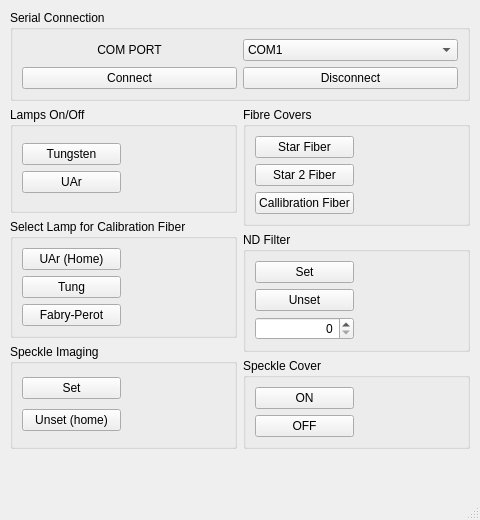
Qt form gui.ui (Dishendramishra/paras2_cassegrain) before a commit.
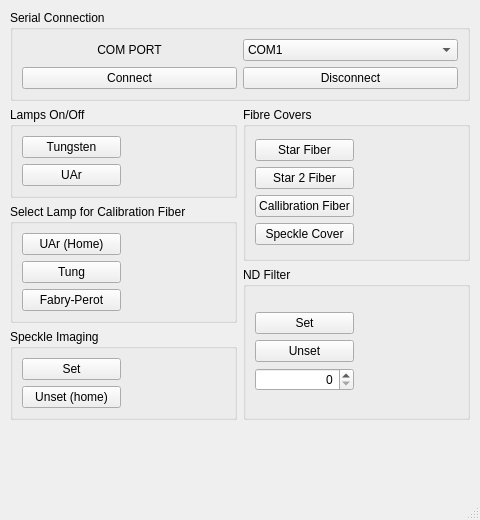
The same form after that commit. Icons and pictures are not drawn.

Commit message:
remotely implemented on 23-03-2022
Prasad and Dishendra

```diff
--- a/gui.ui
+++ b/gui.ui
@@ -413,8 +413,18 @@
              </property>
             </widget>
            </item>
-           <item row="1" column="1">
-            <widget class="QLabel" name="lbl_star2_cvr">
+           <item row="3" column="0">
+            <widget class="QPushButton" name="btn_speckle_cvr">
+             <property name="text">
+              <string>Speckle Cover</string>
+             </property>
+             <property name="checkable">
+              <bool>true</bool>
+             </property>
+            </widget>
+           </item>
+           <item row="3" column="1">
+            <widget class="QLabel" name="lbl_speckle_cvr">
              <property name="text">
               <string/>
              </property>
@@ -497,61 +507,6 @@
         </layout>
        </widget>
       </item>
-      <item>
-       <widget class="QGroupBox" name="grpbox_speckle_cvr">
-        <property name="title">
-         <string>Speckle Cover</string>
-        </property>
-        <layout class="QGridLayout" name="gridLayout_8">
-         <item row="0" column="0">
-          <widget class="QPushButton" name="btn_speckle_on">
-           <property name="text">
-            <string>ON</string>
-           </property>
-           <property name="checkable">
-            <bool>true</bool>
-           </property>
-          </widget>
-         </item>
-         <item row="0" column="1">
-          <widget class="QLabel" name="lbl_speckle_on">
-           <property name="text">
-            <string/>
-           </property>
-           <property name="pixmap">
-            <pixmap resource="resources.qrc">:/leds/images/leds/off.png</pixmap>
-           </property>
-           <property name="alignment">
-            <set>Qt::AlignCenter</set>
-           </property>
-          </widget>
-         </item>
-         <item row="1" column="0">
-          <widget class="QPushButton" name="btn_speckle_off">
-           <property name="text">
-            <string>OFF</string>
-           </property>
-           <property name="checkable">
-            <bool>true</bool>
-           </property>
-          </widget>
-         </item>
-         <item row="1" column="1">
-          <widget class="QLabel" name="lbl_speckle_off">
-           <property name="text">
-            <string/>
-           </property>
-           <property name="pixmap">
-            <pixmap resource="resources.qrc">:/leds/images/leds/off.png</pixmap>
-           </property>
-           <property name="alignment">
-            <set>Qt::AlignCenter</set>
-           </property>
-          </widget>
-         </item>
-        </layout>
-       </widget>
-      </item>
      </layout>
     </item>
     <item row="2" column="0" colspan="2">
```
Left out of the diff: 13 changed lines with no effect on the pictures. The commit also changes 2 other files.
